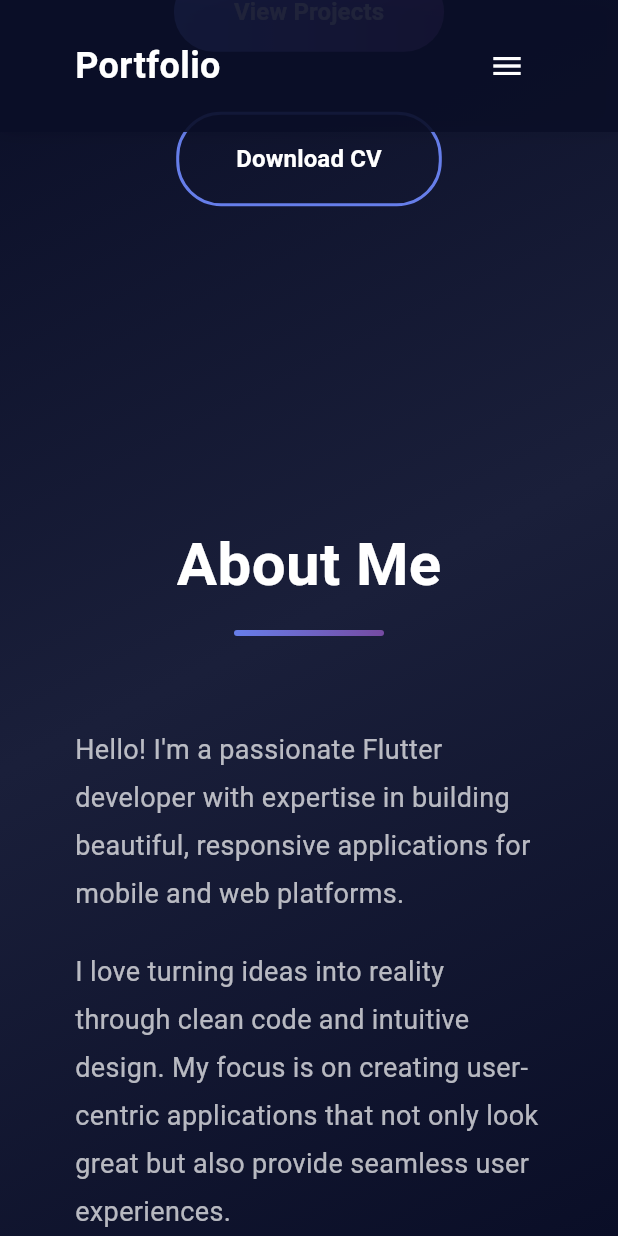
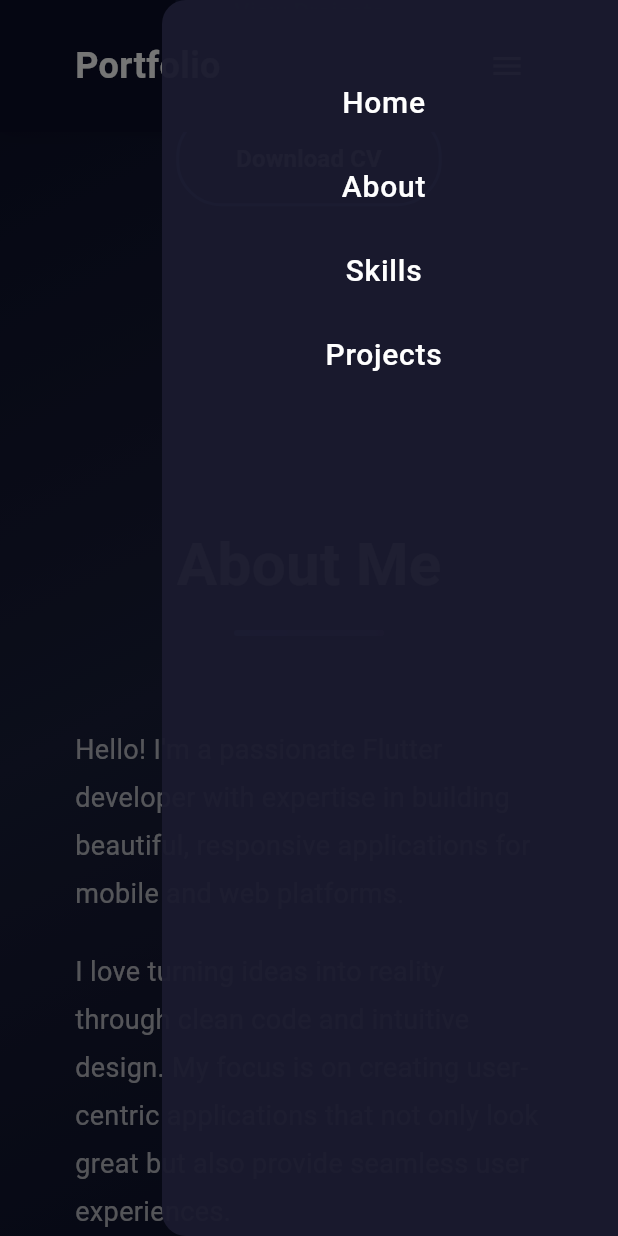
Before and after one commit to MahmoudSalem94/portfolio, a Flutter app: the screen it shows after launch, scrolled down 576 dp, after a tap on the "menu" icon, on a phone screen of 412 x 824 dp. Run offline on Flutter 3.47's test engine with Material 3 defaults, Android fonts, the phone set to English and light mode, and no system bars; Roboto replaces fonts that are missing (Poppins).

Commit message:
fix drawer on responsive

```diff
--- a/lib/main.dart
+++ b/lib/main.dart
@@ -42,6 +42,11 @@ class _PortfolioHomePageState extends State<PortfolioHomePage> {
   final String cvUrl = 'https://drive.google.com/file/d/1hMBrd2a1YKdn5Dc0TY7Ehg8fZBiH6emy/view?usp=drive_link';
   final String phoneNumber = '+971555152207';
   final String email = 'mahmoud.salem94@outlook.com';
+// Add this key at the top of your _MyHomePageState class
+  final GlobalKey<ScaffoldState> _scaffoldKey = GlobalKey<ScaffoldState>();
+
+// ... inside your _MyHomePageState class ...
+
 
   // Open URL method
   Future<void> _openUrl(String url) async {
@@ -66,10 +71,45 @@ class _PortfolioHomePageState extends State<PortfolioHomePage> {
       );
     }
   }
+// Add this method inside your _MyHomePageState class
+  Widget _drawerNavButton(String text, VoidCallback onPressed) {
+    return ListTile(
+      title: Text(
+        text,
+        textAlign: TextAlign.center,      style: const TextStyle(
+        color: Colors.white,
+        fontSize: 20,
+        fontWeight: FontWeight.w500,
+      ),
+      ),
+      onTap: () {
+        // Close the drawer first
+        Navigator.of(context).pop();
+        // Then execute the scroll action
+        onPressed();
+      },
+    );
+  }
+
 
   @override
   Widget build(BuildContext context) {
     return Scaffold(
+      key: _scaffoldKey,
+      backgroundColor: const Color(0xFF1A1A2E),
+      // Define the drawer that opens from the right
+      endDrawer: Drawer(
+        backgroundColor: const Color(0xFF1A1A2E).withOpacity(0.95),
+        child: ListView(
+          padding: const EdgeInsets.symmetric(vertical: 40),
+          children: [
+            _drawerNavButton('Home', () => _scrollToSection(_homeKey)),
+            _drawerNavButton('About', () => _scrollToSection(_aboutKey)),
+            _drawerNavButton('Skills', () => _scrollToSection(_skillsKey)),
+            _drawerNavButton('Projects', () => _scrollToSection(_projectsKey)),
+          ],
+        ),
+      ),
       body: Stack(
         children: [
           // Animated background
@@ -152,7 +192,7 @@ class _PortfolioHomePageState extends State<PortfolioHomePage> {
                   IconButton(
                     icon: const Icon(Icons.menu, color: Colors.white),
                     onPressed: () {
-                      // Add mobile menu functionality
+                      _scaffoldKey.currentState?.openEndDrawer();
                     },
                   ),
                 ],
```
